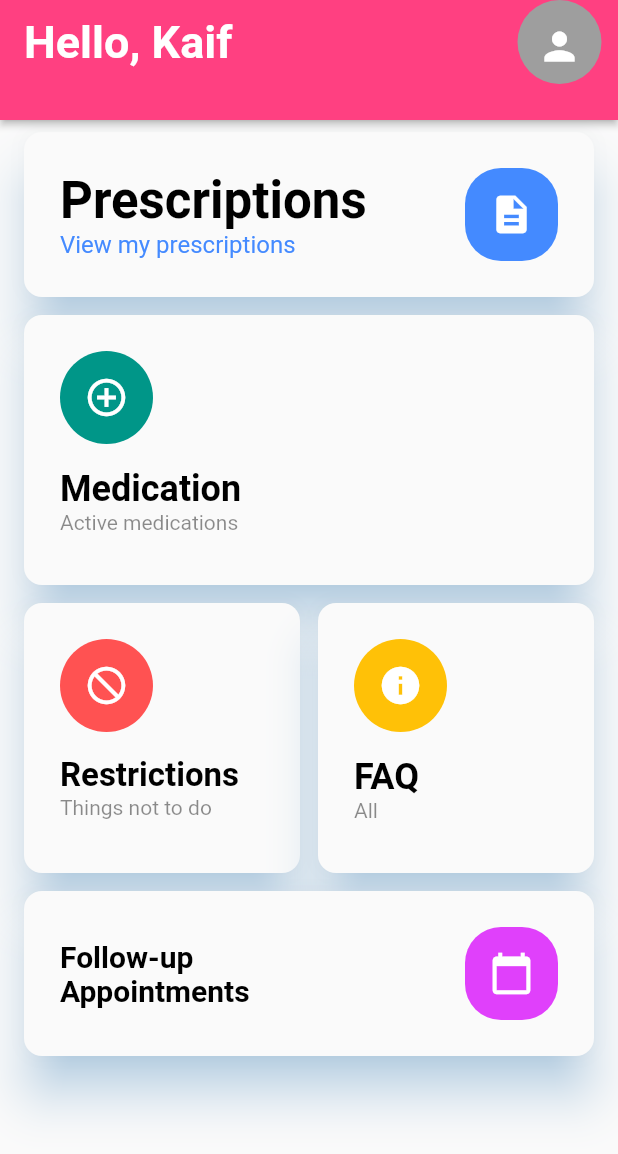
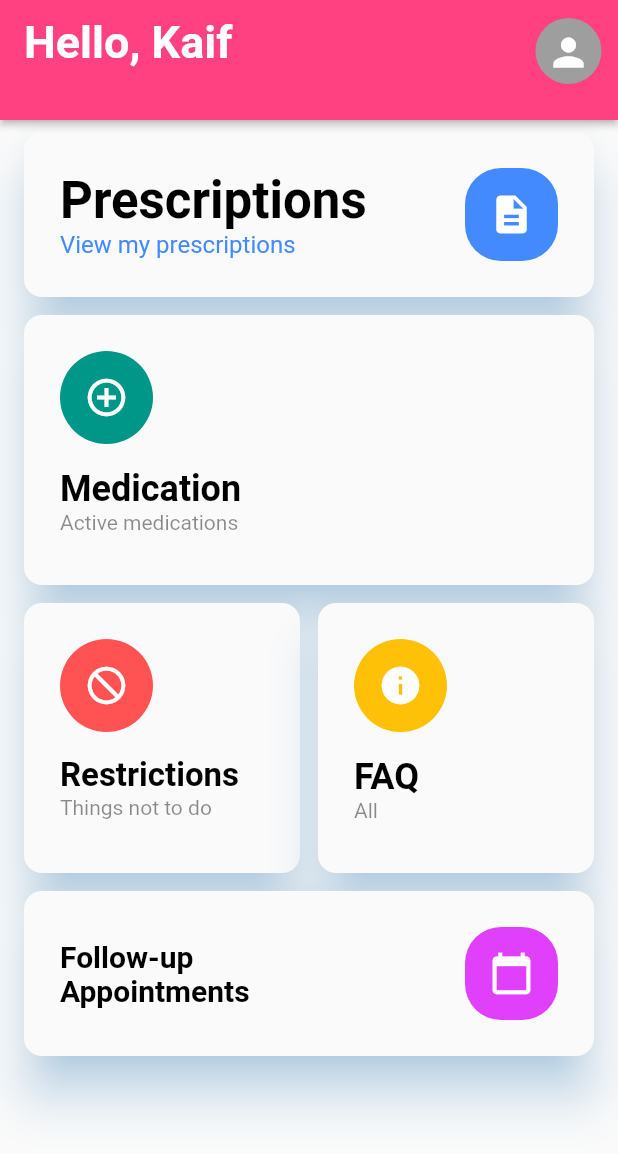
Before and after one commit to verbal-noun/codebrew-2020-prespa, a Flutter app: the screen it shows after launch, on a phone screen of 412 x 824 dp. Shown: the top 1154 px of the screen. Run offline on Flutter 3.47's test engine with Material 2 defaults, Android fonts, the phone set to English and light mode, and no system bars.

Commit message:
Fixing profile icon position

```diff
--- a/lib/pages/main_page.dart
+++ b/lib/pages/main_page.dart
@@ -1,3 +1,4 @@
+import 'package:flutter/cupertino.dart';
 import 'package:flutter/material.dart';
 import 'package:flutter_staggered_grid_view/flutter_staggered_grid_view.dart';
 
@@ -35,7 +36,7 @@ class _MainPageState extends State<MainPage> {
                       fontSize: 30.0)),
               actions: <Widget>[
                 Container(
-                  margin: EdgeInsets.only(right: 8.0),
+                  margin: EdgeInsets.only(top: 12),
                   child: Row(
                     mainAxisAlignment: MainAxisAlignment.center,
                     crossAxisAlignment: CrossAxisAlignment.center,
@@ -44,8 +45,9 @@ class _MainPageState extends State<MainPage> {
                           color: Colors.grey,
                           shape: CircleBorder(),
                           child: Container(
+                            margin: EdgeInsets.fromLTRB(10, 0, 10, 0),
                               child: Padding(
-                            padding: EdgeInsets.all(16.0),
+                            padding: EdgeInsets.all(8.0),
                             child: Icon(Icons.person,
                                 color: Colors.white, size: 30.0),
                           ))),
```
